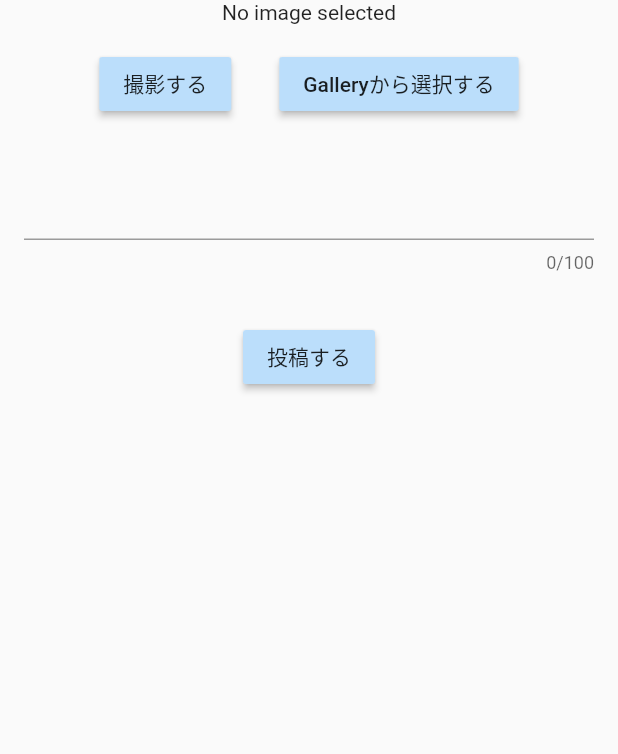
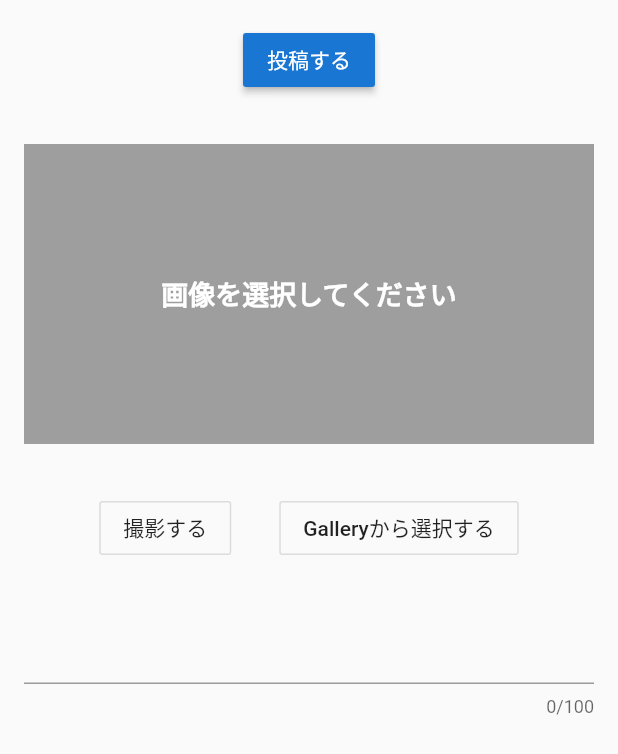
Before and after one commit to NewFieldForMe/Miicha, a Flutter app: the PostForm widget shown alone on an empty page, opened directly, on a phone screen of 412 x 824 dp. Shown: the top 754 px of the screen. Run offline on Flutter 3.47's test engine with Material 2 defaults, Android fonts, the phone set to English and light mode, and no system bars; our stand-ins replace cached_network_image, cloud_firestore, firebase_auth, firebase_core, firebase_storage, google_sign_in and 2 more; missing offline and left inert: bloc_provider; accounts and stored records are empty; statements that could not run were skipped.

Commit message:
投稿画面の画像未選択時のデザインを変更

```diff
--- a/lib/screen/post/post_page.dart
+++ b/lib/screen/post/post_page.dart
@@ -84,6 +84,7 @@ class _PostFormState extends State<PostForm> {
   Widget _buildScrollableListForm() {
     return ListView(
       children: <Widget>[
+        _buildSubmitButton(),
         _buildImageView(),
         Row(
           mainAxisAlignment: MainAxisAlignment.center,
@@ -92,23 +93,38 @@ class _PostFormState extends State<PostForm> {
           _buildGalleryButton(),
         ],),
         _buildTextField(),
-        _buildSubmitButton()
       ],
     );
   }
 
   Widget _buildImageView() {
     return Center(child: _image == null
-    ? const Text('No image selected')
+    ? _buildEmptyImageView()
     : Image.file(_image)
     ,);
+  }
+
+  Widget _buildEmptyImageView() {
+    return Container(
+      margin: const EdgeInsets.all(16),
+      color: Colors.grey,
+      height: 200,
+      child: Center(child: Text(
+        '画像を選択してください',
+        style: TextStyle(
+          color: Colors.white,
+          fontSize: 18,
+          fontWeight: FontWeight.bold
+        ),
+      )),
+    );
   }
 
   Widget _buildCameraButton() {
     return Padding(
       padding: const EdgeInsets.all(16),
         child: Center(
-          child: RaisedButton(
+          child: OutlineButton(
             color: Theme.of(context).primaryColorLight,
             child: const Text('撮影する'),
             onPressed: () => {
@@ -122,7 +138,7 @@ class _PostFormState extends State<PostForm> {
     return Padding(
       padding: const EdgeInsets.all(16),
         child: Center(
-          child: RaisedButton(
+          child: OutlineButton(
             color: Theme.of(context).primaryColorLight,
             child: const Text('Galleryから選択する'),
             onPressed: () => {
@@ -151,7 +167,8 @@ class _PostFormState extends State<PostForm> {
       padding: const EdgeInsets.all(16),
         child: Center(
           child: RaisedButton(
-            color: Theme.of(context).primaryColorLight,
+            color: Theme.of(context).primaryColorDark,
+            textColor: Colors.white,
             child: const Text('投稿する'),
             onPressed: _submit,
         ),)
```
